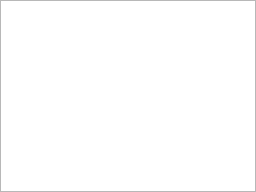
Old version of the form examples/communi/src/messageview.ui in the repository communi/communi-desktop.
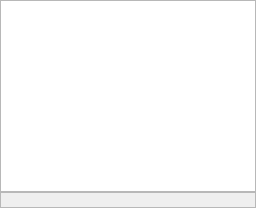
New version of the form. Custom widgets are drawn as their Qt base class.

Commit message: Revised the help system

```diff
--- a/examples/communi/src/messageview.ui
+++ b/examples/communi/src/messageview.ui
@@ -38,6 +38,19 @@
      </property>
     </widget>
    </item>
+   <item>
+    <widget class="QLabel" name="helpLabel">
+     <property name="autoFillBackground">
+      <bool>true</bool>
+     </property>
+     <property name="frameShape">
+      <enum>QFrame::StyledPanel</enum>
+     </property>
+     <property name="frameShadow">
+      <enum>QFrame::Raised</enum>
+     </property>
+    </widget>
+   </item>
    <item>
     <widget class="EditFrame" name="editFrame">
      <property name="frameShape">
```
The commit also changes 4 other files.
